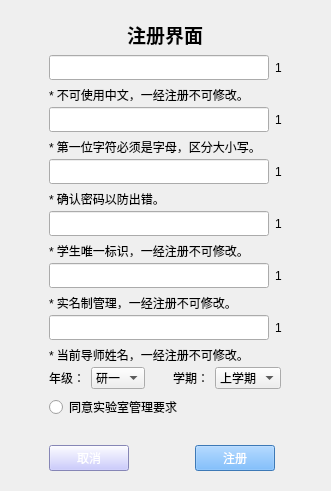
Old version of the form FileManagement/Register.ui in the repository hhyvs111/FileManagement.
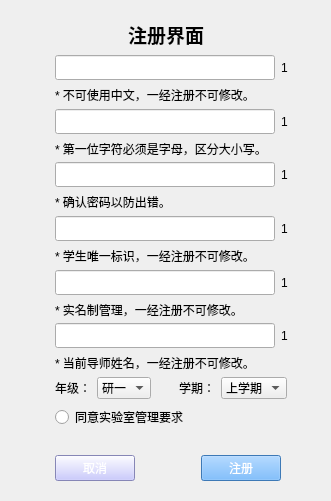
New version of the form.

Patch:
```diff
--- a/FileManagement/Register.ui
+++ b/FileManagement/Register.ui
@@ -7,7 +7,7 @@
     <x>0</x>
     <y>0</y>
     <width>331</width>
-    <height>491</height>
+    <height>501</height>
    </rect>
   </property>
   <property name="windowTitle">
@@ -15,11 +15,14 @@
   </property>
   <layout class="QVBoxLayout" name="verticalLayout">
    <property name="leftMargin">
-    <number>9</number>
+    <number>15</number>
    </property>
    <property name="topMargin">
     <number>20</number>
    </property>
+   <property name="rightMargin">
+    <number>15</number>
+   </property>
    <property name="bottomMargin">
     <number>20</number>
    </property>
```
